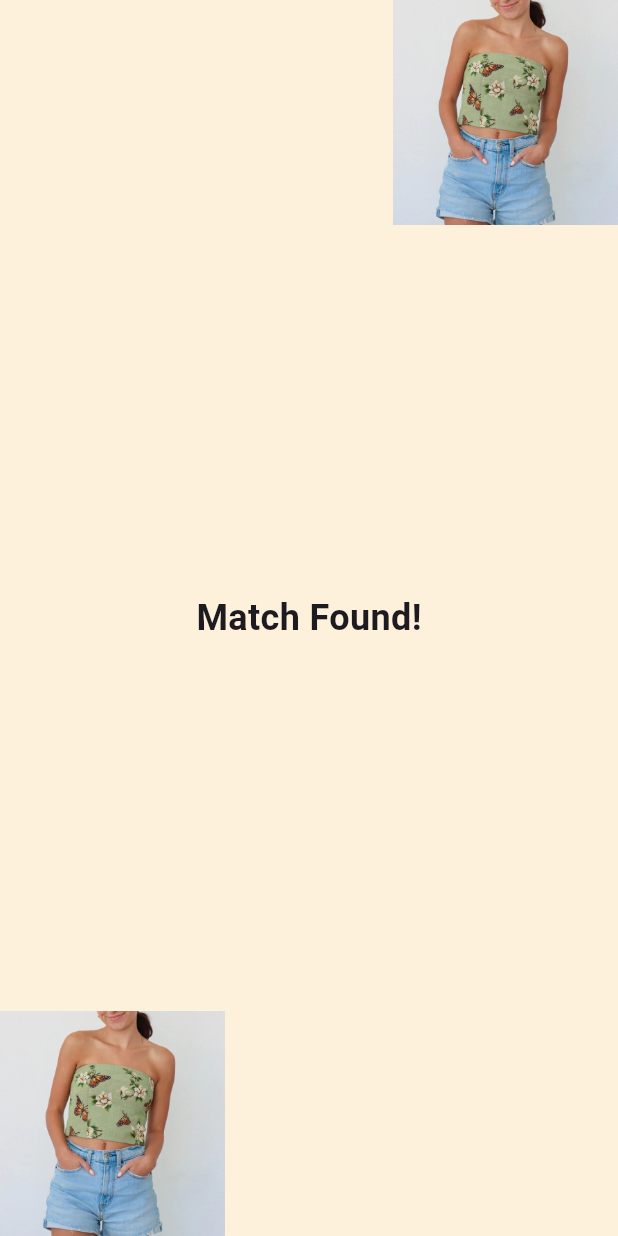
After one commit to rndvouz/rndvouz_mobile_app, a Flutter app: the MatchFound screen opened directly with sample values from the repository, on a phone screen of 412 x 824 dp. The commit adds this screen. Run offline on Flutter 3.47's test engine with Material 3 defaults, Android fonts, the phone set to English and light mode, and no system bars; our stand-ins replace cloud_firestore, firebase_auth, firebase_core, flutter_card_swiper, flutter_riverpod, freezed_annotation and 4 more; missing offline and left inert: firebase_ui_auth, material_theme_builder; accounts and stored records are empty; generated files the repository leaves out were written again.

Commit message:
adding in firebase for match found feature

```diff
--- /dev/null
+++ b/lib/features/swipe/presentation/match_found.dart
@@ -0,0 +1,56 @@
+import 'package:flutter/material.dart';
+
+import '../../merchandise/domain/merchandise.dart';
+
+class MatchFound extends StatelessWidget {
+  const MatchFound(
+      {required this.merchUser, required this.merchMatched, Key? key})
+      : super(key: key);
+
+  final Merchandise merchUser;
+  final Merchandise merchMatched;
+
+  @override
+  Widget build(BuildContext context) {
+    final merchUserImg = Image.asset(
+      "${merchUser.assetImages}.jpg",
+      fit: BoxFit.fitHeight,
+    );
+    final merchMatchImg = Image.asset(
+      "${merchMatched.assetImages}.jpg",
+      fit: BoxFit.fitHeight,
+    );
+
+    return Scaffold(
+        body: Stack(
+      children: [
+        // Bottom Left Img
+        Positioned(
+          bottom: 0,
+          left: 0,
+          child: Container(
+            width: 150,
+            height: 150,
+            child: merchUserImg,
+          ),
+        ),
+        // Top Right Img
+        Positioned(
+          top: 0,
+          right: 0,
+          child: Container(
+            width: 150,
+            height: 150,
+            child: merchMatchImg,
+          ),
+        ),
+        Center(
+            child: Text("Match Found!",
+                style: TextStyle(
+                  fontSize: 24,
+                  fontWeight: FontWeight.bold,
+                )))
+      ],
+    ));
+  }
+}
--- a/lib/features/user/domain/user.dart
+++ b/lib/features/user/domain/user.dart
@@ -40,7 +40,7 @@ class User with _$User {
 class SwipedRightItems with _$SwipedRightItems {
   const factory SwipedRightItems({
     required String ownerUser,
-    required int merchId,
+    required String merchId,
   }) = _SwipedRightItems;
 
   factory SwipedRightItems.fromJson(Map<String, dynamic> json) =>
```
Also changed, not shown: lib/features/swipe/presentation/swipe_feature.dart (+14 -2 lines), lib/features/user/data/user_db.dart (+13 -2 lines), lib/repositories/firestore/firestore_service.dart (+13 -0 lines), lib/features/user/domain/user.freezed.dart, lib/features/user/domain/user.g.dart.
